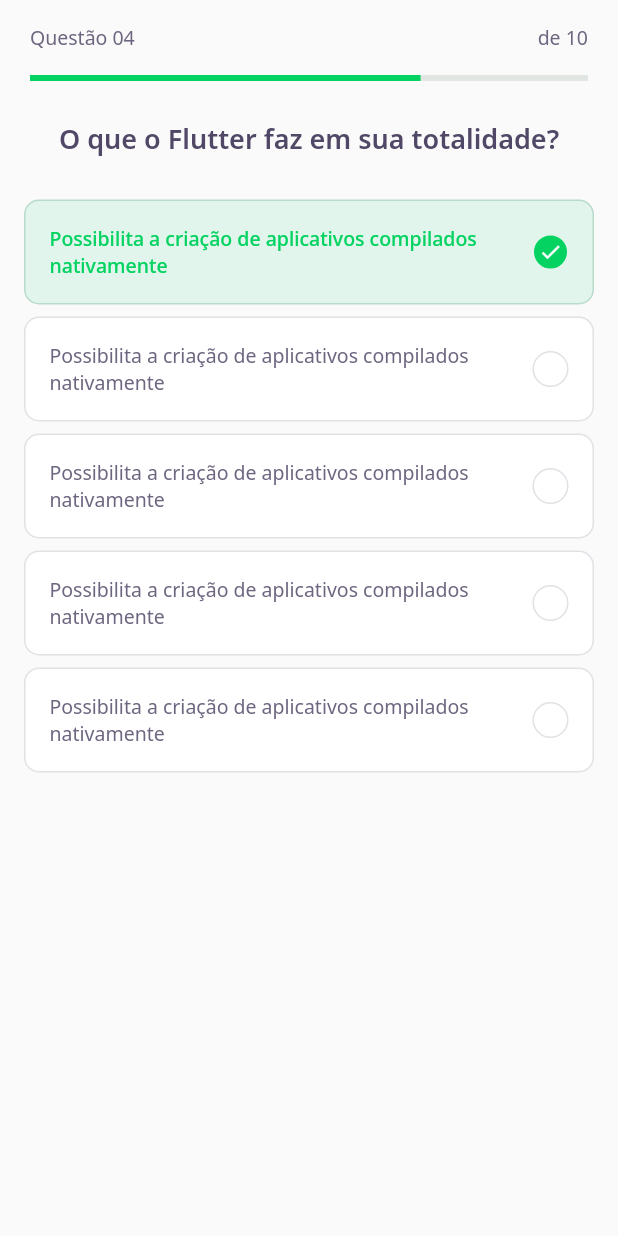
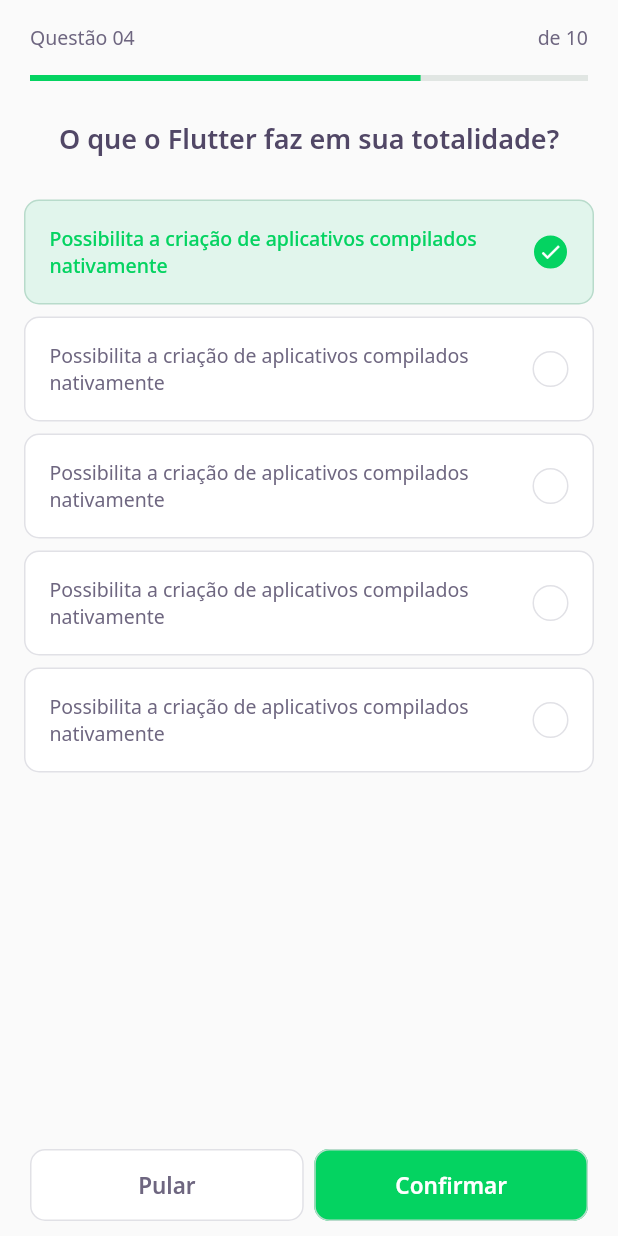
Before and after one commit to Olliveer/devquiz, a Flutter app: the ChallengePage screen opened directly, on a phone screen of 412 x 824 dp. Run offline on Flutter 3.47's test engine with Material 2 defaults, Android fonts, the phone set to English and light mode, and no system bars; our stand-ins replace google_fonts; accounts and stored records are empty.

Commit message:
add ButtonQuiz component

```diff
--- a/lib/challenge/challenge_page.dart
+++ b/lib/challenge/challenge_page.dart
@@ -1,3 +1,4 @@
+import 'package:devquiz/challenge/widgets/next_button/next_button_widget.dart';
 import 'package:devquiz/challenge/widgets/question_indicator/question_indicator_widget.dart';
 import 'package:devquiz/challenge/widgets/quiz/quiz_widget.dart';
 import 'package:flutter/material.dart';
@@ -23,6 +24,32 @@ class _ChallengePageState extends State<ChallengePage> {
       body: QuizWidget(
         title: "O que o Flutter faz em sua totalidade?",
       ),
+      bottomNavigationBar: SafeArea(
+        bottom: true,
+        child: Padding(
+          padding: const EdgeInsets.symmetric(horizontal: 20, vertical: 10),
+          child: Row(
+            mainAxisAlignment: MainAxisAlignment.spaceAround,
+            children: [
+              Expanded(
+                child: NextButtonWidget.white(
+                  label: "Pular",
+                  onTap: () {},
+                ),
+              ),
+              SizedBox(
+                width: 7,
+              ),
+              Expanded(
+                child: NextButtonWidget.green(
+                  label: "Confirmar",
+                  onTap: () {},
+                ),
+              ),
+            ],
+          ),
+        ),
+      ),
     );
   }
 }
--- /dev/null
+++ b/lib/challenge/widgets/next_button/next_button_widget.dart
@@ -0,0 +1,63 @@
+import 'package:devquiz/core/app_colors.dart';
+import 'package:flutter/material.dart';
+import 'package:google_fonts/google_fonts.dart';
+
+class NextButtonWidget extends StatelessWidget {
+  final String label;
+  final Color backgroundColor;
+  final Color fontColor;
+  final Color borderColor;
+  final VoidCallback onTap;
+
+  const NextButtonWidget(
+      {required this.label,
+      required this.backgroundColor,
+      required this.fontColor,
+      required this.onTap,
+      required this.borderColor});
+
+  NextButtonWidget.green({required String label, required VoidCallback onTap})
+      : this.backgroundColor = AppColors.darkGreen,
+        this.fontColor = AppColors.white,
+        this.label = label,
+        this.onTap = onTap,
+        this.borderColor = AppColors.green;
+
+  NextButtonWidget.white({required String label, required VoidCallback onTap})
+      : this.backgroundColor = AppColors.white,
+        this.fontColor = AppColors.grey,
+        this.borderColor = AppColors.border,
+        this.onTap = onTap,
+        this.label = label;
+
+  @override
+  Widget build(BuildContext context) {
+    return Container(
+      height: 48,
+      child: TextButton(
+        style: ButtonStyle(
+          backgroundColor: MaterialStateProperty.all(
+            backgroundColor,
+          ),
+          shape: MaterialStateProperty.all(
+            RoundedRectangleBorder(
+              borderRadius: BorderRadius.circular(10),
+            ),
+          ),
+          side: MaterialStateProperty.all(
+            BorderSide(color: borderColor),
+          ),
+        ),
+        onPressed: onTap,
+        child: Text(
+          label,
+          style: GoogleFonts.notoSans(
+            fontWeight: FontWeight.w600,
+            fontSize: 15,
+            color: fontColor,
+          ),
+        ),
+      ),
+    );
+  }
+}
--- a/lib/core/app_widget.dart
+++ b/lib/core/app_widget.dart
@@ -1,3 +1,4 @@
+import 'package:devquiz/challenge/challenge_page.dart';
 import 'package:devquiz/home/home_page.dart';
 import 'package:flutter/material.dart';
 
@@ -6,7 +7,7 @@ class AppWidget extends StatelessWidget {
   Widget build(BuildContext context) {
     return MaterialApp(
       title: "DevQuiz",
-      home: HomePage(),
+      home: ChallengePage(),
     );
   }
 }
```
